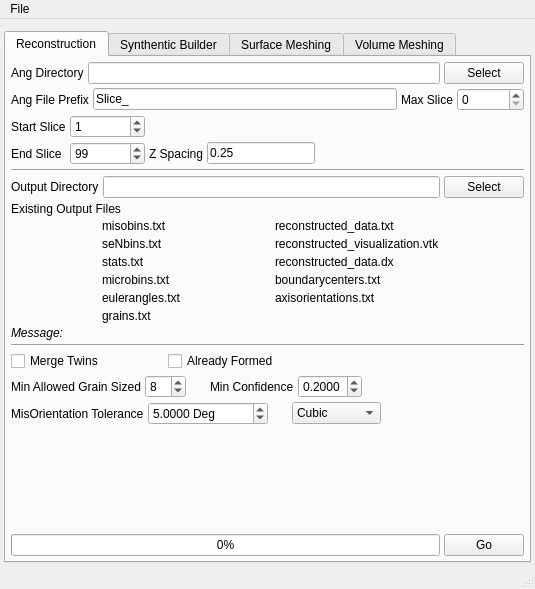
This is Source/AIM/GUI/UI_Files/RepresentationUI.ui in BlueQuartzSoftware/DREAM3D as Qt 5 draws it before an edit. The edited form follows.
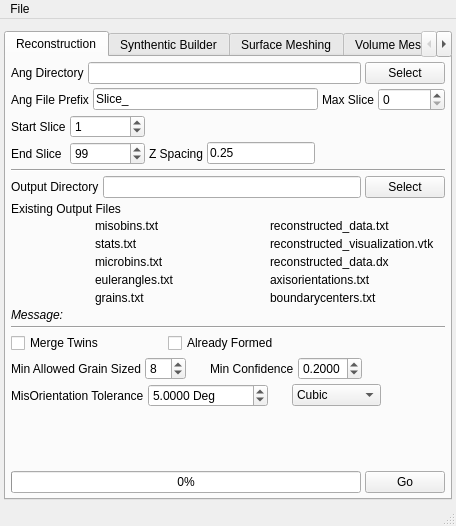
This is the edited form. Icons and pictures are not drawn.

Commit message: Fixing progress signals sent from Grain Generator to the UI. Was using Qt::DirectConnection when not needed when connecting the signals ans slots. Reconstruction ran to completion with 5 slices of the ANG series. Removed the seNbins file from the GUI since that file is no longer written. Fixed an issue in the Reconstruction module when writing the volume stats where a divide by zero was causing an index out of range. Added a check for zero and simply set the value to zero if the division would be by zero.

The edit to the form file:
```diff
--- a/Source/AIM/GUI/UI_Files/RepresentationUI.ui
+++ b/Source/AIM/GUI/UI_Files/RepresentationUI.ui
@@ -6,8 +6,8 @@
    <rect>
     <x>0</x>
     <y>0</y>
-    <width>535</width>
-    <height>589</height>
+    <width>456</width>
+    <height>526</height>
    </rect>
   </property>
   <property name="windowTitle">
@@ -230,6 +230,9 @@
             <property name="formAlignment">
              <set>Qt::AlignHCenter|Qt::AlignTop</set>
             </property>
+            <property name="horizontalSpacing">
+             <number>12</number>
+            </property>
             <property name="verticalSpacing">
              <number>4</number>
             </property>
@@ -251,7 +254,7 @@
              </widget>
             </item>
             <item row="2" column="0">
-             <widget class="QLabel" name="rec_SeNBinsFileIcon">
+             <widget class="QLabel" name="rec_StatsFileIcon">
               <property name="text">
                <string/>
               </property>
@@ -261,13 +264,6 @@
              </widget>
             </item>
             <item row="2" column="1">
-             <widget class="QLabel" name="rec_SeNBinsFile">
-              <property name="text">
-               <string>seNbins.txt</string>
-              </property>
-             </widget>
-            </item>
-            <item row="3" column="1">
              <widget class="QLabel" name="rec_StatsFile">
               <property name="text">
                <string>stats.txt</string>
@@ -275,16 +271,6 @@
              </widget>
             </item>
             <item row="3" column="0">
-             <widget class="QLabel" name="rec_StatsFileIcon">
-              <property name="text">
-               <string/>
-              </property>
-              <property name="pixmap">
-               <pixmap resource="../../../../Resources/icons/images/Icons.qrc">:/Delete-16x16.png</pixmap>
-              </property>
-             </widget>
-            </item>
-            <item row="4" column="0">
              <widget class="QLabel" name="rec_MicroBinsFileIcon">
               <property name="text">
                <string/>
@@ -294,31 +280,14 @@
               </property>
              </widget>
             </item>
-            <item row="4" column="1">
+            <item row="3" column="1">
              <widget class="QLabel" name="rec_MicroBinsFile">
               <property name="text">
                <string>microbins.txt</string>
               </property>
              </widget>
             </item>
-            <item row="7" column="0">
-             <widget class="QLabel" name="rec_GrainsFileIcon">
-              <property name="text">
-               <string/>
-              </property>
-              <property name="pixmap">
-               <pixmap resource="../../../../Resources/icons/images/Icons.qrc">:/Delete-16x16.png</pixmap>
-              </property>
-             </widget>
-            </item>
-            <item row="7" column="1">
-             <widget class="QLabel" name="rec_GrainsFile">
-              <property name="text">
-               <string>grains.txt</string>
-              </property>
-             </widget>
-            </item>
-            <item row="6" column="0">
+            <item row="5" column="0">
              <widget class="QLabel" name="rec_EulerAnglesFileIcon">
               <property name="text">
                <string/>
@@ -328,71 +297,49 @@
               </property>
              </widget>
             </item>
-            <item row="6" column="1">
+            <item row="5" column="1">
              <widget class="QLabel" name="rec_EulerAnglesFile">
               <property name="text">
                <string>eulerangles.txt</string>
               </property>
              </widget>
             </item>
+            <item row="6" column="0">
+             <widget class="QLabel" name="rec_GrainsFileIcon">
+              <property name="text">
+               <string/>
+              </property>
+              <property name="pixmap">
+               <pixmap resource="../../../../Resources/icons/images/Icons.qrc">:/Delete-16x16.png</pixmap>
+              </property>
+             </widget>
+            </item>
+            <item row="6" column="1">
+             <widget class="QLabel" name="rec_GrainsFile">
+              <property name="text">
+               <string>grains.txt</string>
+              </property>
+             </widget>
+            </item>
            </layout>
           </item>
           <item row="1" column="1">
            <layout class="QFormLayout" name="formLayout">
+            <property name="fieldGrowthPolicy">
+             <enum>QFormLayout::FieldsStayAtSizeHint</enum>
+            </property>
+            <property name="labelAlignment">
+             <set>Qt::AlignCenter</set>
+            </property>
+            <property name="formAlignment">
+             <set>Qt::AlignHCenter|Qt::AlignTop</set>
+            </property>
+            <property name="horizontalSpacing">
+             <number>12</number>
+            </property>
             <property name="verticalSpacing">
              <number>4</number>
             </property>
-            <item row="3" column="0">
-             <widget class="QLabel" name="rec_ReconstructedVisualizationFileIcon">
-              <property name="text">
-               <string/>
-              </property>
-              <property name="pixmap">
-               <pixmap resource="../../../../Resources/icons/images/Icons.qrc">:/Delete-16x16.png</pixmap>
-              </property>
-             </widget>
-            </item>
-            <item row="3" column="1">
-             <widget class="QLabel" name="rec_ReconstructedVisualizationFile">
-              <property name="text">
-               <string>reconstructed_visualization.vtk</string>
-              </property>
-             </widget>
-            </item>
-            <item row="6" column="0">
-             <widget class="QLabel" name="rec_BoundaryCentersFileIcon">
-              <property name="text">
-               <string/>
-              </property>
-              <property name="pixmap">
-               <pixmap resource="../../../../Resources/icons/images/Icons.qrc">:/Delete-16x16.png</pixmap>
-              </property>
-             </widget>
-            </item>
-            <item row="6" column="1">
-             <widget class="QLabel" name="rec_BoundaryCentersFile">
-              <property name="text">
-               <string>boundarycenters.txt</string>
-              </property>
-             </widget>
-            </item>
-            <item row="7" column="0">
-             <widget class="QLabel" name="rec_AxisOrientationsFileIcon">
-              <property name="text">
-               <string/>
-              </property>
-              <property name="pixmap">
-               <pixmap resource="../../../../Resources/icons/images/Icons.qrc">:/Delete-16x16.png</pixmap>
-              </property>
-             </widget>
-            </item>
-            <item row="7" column="1">
-             <widget class="QLabel" name="rec_AxisOrientationsFile">
-              <property name="text">
-               <string>axisorientations.txt</string>
-              </property>
-             </widget>
-            </item>
             <item row="1" column="1">
              <widget class="QLabel" name="rec_ReconstructedDataFile">
               <property name="text">
@@ -410,14 +357,31 @@
               </property>
              </widget>
             </item>
-            <item row="5" column="1">
+            <item row="2" column="1">
+             <widget class="QLabel" name="rec_ReconstructedVisualizationFile">
+              <property name="text">
+               <string>reconstructed_visualization.vtk</string>
+              </property>
+             </widget>
+            </item>
+            <item row="2" column="0">
+             <widget class="QLabel" name="rec_ReconstructedVisualizationFileIcon">
+              <property name="text">
+               <string/>
+              </property>
+              <property name="pixmap">
+               <pixmap resource="../../../../Resources/icons/images/Icons.qrc">:/Delete-16x16.png</pixmap>
+              </property>
+             </widget>
+            </item>
+            <item row="3" column="1">
              <widget class="QLabel" name="rec_ReconstructedDxFile">
               <property name="text">
                <string>reconstructed_data.dx</string>
               </property>
              </widget>
             </item>
-            <item row="5" column="0">
+            <item row="3" column="0">
              <widget class="QLabel" name="rec_ReconstructedDxFileIcon">
               <property name="text">
                <string/>
@@ -427,6 +391,40 @@
               </property>
              </widget>
             </item>
+            <item row="4" column="1">
+             <widget class="QLabel" name="rec_AxisOrientationsFile">
+              <property name="text">
+               <string>axisorientations.txt</string>
+              </property>
+             </widget>
+            </item>
+            <item row="4" column="0">
+             <widget class="QLabel" name="rec_AxisOrientationsFileIcon">
+              <property name="text">
+               <string/>
+              </property>
+              <property name="pixmap">
+               <pixmap resource="../../../../Resources/icons/images/Icons.qrc">:/Delete-16x16.png</pixmap>
+              </property>
+             </widget>
+            </item>
+            <item row="5" column="1">
+             <widget class="QLabel" name="rec_BoundaryCentersFile">
+              <property name="text">
+               <string>boundarycenters.txt</string>
+              </property>
+             </widget>
+            </item>
+            <item row="5" column="0">
+             <widget class="QLabel" name="rec_BoundaryCentersFileIcon">
+              <property name="text">
+               <string/>
+              </property>
+              <property name="pixmap">
+               <pixmap resource="../../../../Resources/icons/images/Icons.qrc">:/Delete-16x16.png</pixmap>
+              </property>
+             </widget>
+            </item>
            </layout>
           </item>
           <item row="2" column="0" colspan="2">
@@ -2037,7 +2035,7 @@
     <rect>
      <x>0</x>
      <y>0</y>
-     <width>535</width>
+     <width>456</width>
      <height>22</height>
     </rect>
    </property>
```
Left out of the diff: 44 changed lines with no effect on the pictures. The commit also changes 3 other files.
